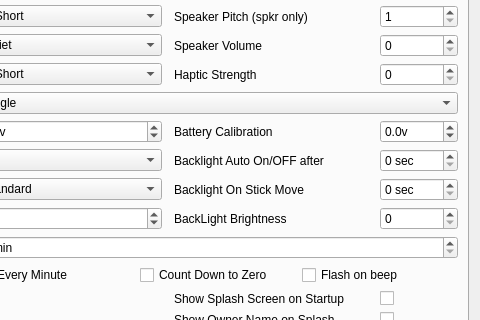
roberto1903/companion9x, file src/generaledit.ui: the form before one commit; both pictures show x 205 to 685 and y 97 to 417 of the 685 by 688 pixel window.
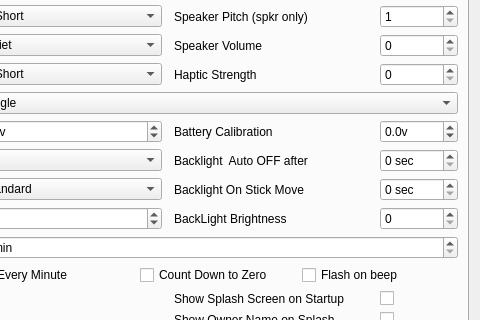
The form after the commit. Icons and pictures are not drawn.

Diff of the .ui file:
```diff
--- a/src/generaledit.ui
+++ b/src/generaledit.ui
@@ -1171,7 +1171,7 @@
        <item row="15" column="4">
         <widget class="QLabel" name="label_5">
          <property name="text">
-          <string>Backlight Auto On/OFF after</string>
+          <string>Backlight  Auto OFF after</string>
          </property>
         </widget>
        </item>
```
